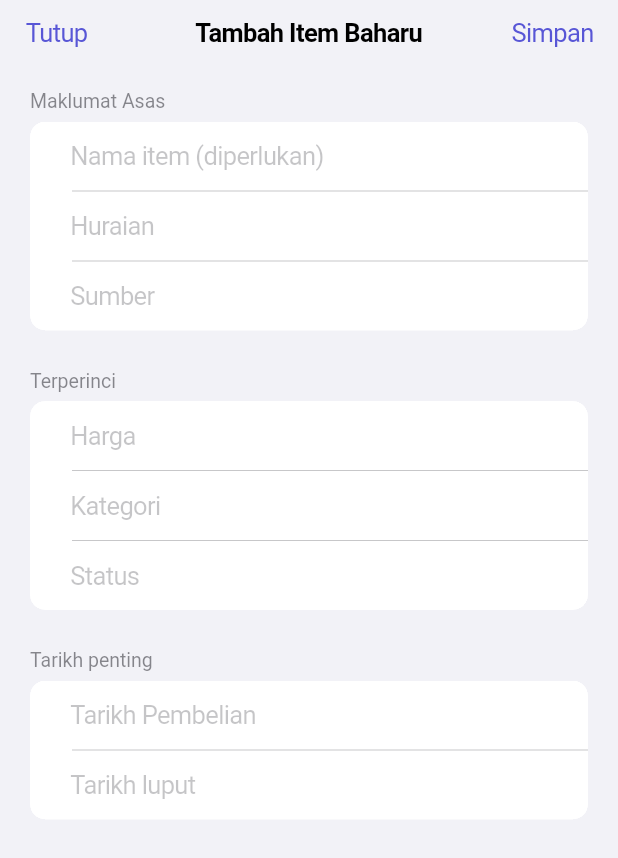
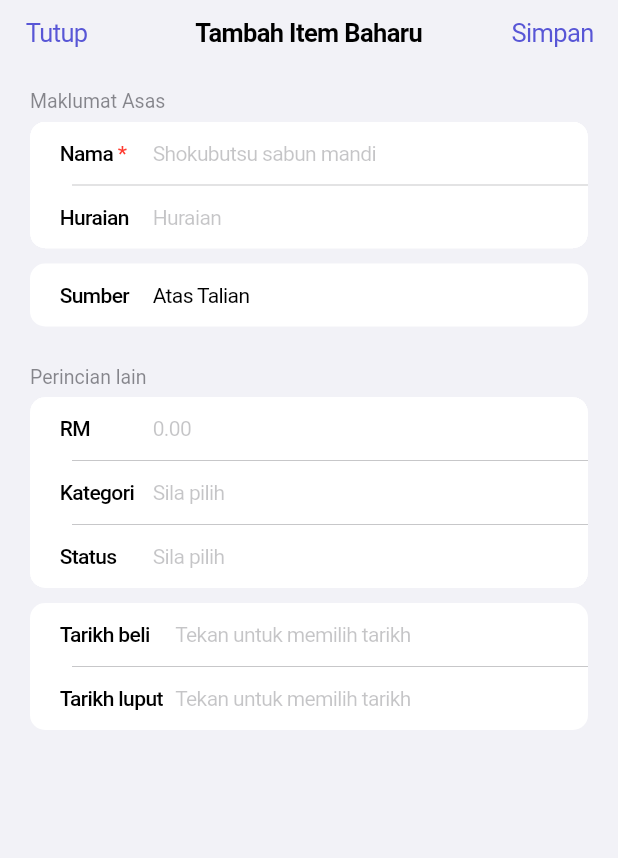
Before and after one commit to zaiehilmi/asset_tracker, a Flutter app: the AddItemScreen screen opened directly, on a phone screen of 412 x 824 dp. Shown: the top 858 px of the screen. Run offline on Flutter 3.47's test engine with Material 3 defaults, Android fonts, the phone set to English and light mode, and no system bars; our stand-ins replace flutter_hooks, freezed_annotation, hooks_riverpod, riverpod, riverpod_annotation, supabase_flutter and 1 more; missing offline and left inert: amicons, flutter_gradient_animation_text; accounts and stored records are empty; generated files the repository leaves out were written again.

Commit message:
feat(item_management): add PrefixInTextForm widget and enhance AddItemScreen
Introduce PrefixInTextForm widget to display text with optional prefix and required indicator. Enhance AddItemScreen by adding new fields for source, category, status, and date inputs, and improve form validation and styling. This improves the user experience and form usability.

```diff
--- a/lib/features/item_management/add_item_screen.dart
+++ b/lib/features/item_management/add_item_screen.dart
@@ -1,7 +1,18 @@
 import 'package:flutter/cupertino.dart';
 import 'package:flutter_hooks/flutter_hooks.dart';
+import 'package:ui/database/enums/enums.dart';
+import 'package:ui/theme/guttters.dart';
+import 'package:ui/utils/extension/buildcontext.dart';
 
 import 'package:ui/widgets/fullscreen_dialog_scaffold.dart';
+import 'package:ui/widgets/prefix_in_text_form.dart';
+
+final List<String> _sourceListString =
+    Source.values.map((value) => value.toDisplay()).toList();
+final List<String> _categoryListString =
+    Category.values.map((value) => value.toDisplay()).toList();
+final List<String> _statusListString =
+    Status.values.map((value) => value.toDisplay()).toList();
 
 class AddItemScreen extends HookWidget {
   const AddItemScreen({super.key});
@@ -9,6 +20,13 @@ class AddItemScreen extends HookWidget {
   @override
   Widget build(BuildContext context) {
     final formKey = useState(GlobalKey<FormState>());
+    final sourceController = useTextEditingController(
+      text: _sourceListString[0],
+    );
+    final categoryController = useTextEditingController();
+    final statusController = useTextEditingController();
+
+    final textStyle = context.textTheme.textStyle.copyWith(fontSize: 14);
 
     return FullScreenDialogScaffold(
       backgroundColor: CupertinoColors.systemGroupedBackground,
@@ -29,7 +47,9 @@ class AddItemScreen extends HookWidget {
               header: const Text('Maklumat Asas'),
               children: [
                 CupertinoTextFormFieldRow(
-                  placeholder: 'Nama item (diperlukan)',
+                  prefix: PrefixInTextForm(text: 'Nama', isRequired: true),
+                  placeholder: 'Shokubutsu sabun mandi',
+                  style: textStyle,
                   validator: (String? value) {
                     if (value == null || value.isEmpty) {
                       return 'Masukkan nama barang';
@@ -38,7 +58,9 @@ class AddItemScreen extends HookWidget {
                   },
                 ),
                 CupertinoTextFormFieldRow(
+                  prefix: PrefixInTextForm(text: 'Huraian'),
                   placeholder: 'Huraian',
+                  style: textStyle,
                   validator: (String? value) {
                     if (value == null || value.isEmpty) {
                       return 'Masukkan nama barang';
@@ -46,8 +68,22 @@ class AddItemScreen extends HookWidget {
                     return null;
                   },
                 ),
+              ],
+            ),
+            CupertinoFormSection.insetGrouped(
+              children: [
                 CupertinoTextFormFieldRow(
-                  placeholder: 'Sumber',
+                  controller: sourceController,
+                  prefix: PrefixInTextForm(text: 'Sumber'),
+                  style: textStyle,
+                  readOnly: true,
+                  onTap:
+                      () => _showPickerModal(
+                        context,
+                        items: _sourceListString,
+                        controller: sourceController,
+                        itemLabelBuilder: (String item) => item,
+                      ),
                   validator: (String? value) {
                     if (value == null || value.isEmpty) {
                       return 'Masukkan nama barang';
@@ -59,10 +95,12 @@ class AddItemScreen extends HookWidget {
             ),
             CupertinoFormSection.insetGrouped(
               clipBehavior: Clip.hardEdge,
-              header: const Text('Terperinci'),
+              header: const Text('Perincian lain'),
               children: [
                 CupertinoTextFormFieldRow(
-                  placeholder: 'Harga',
+                  prefix: PrefixInTextForm(text: 'RM'),
+                  placeholder: '0.00',
+                  style: textStyle,
                   keyboardType: TextInputType.number,
                   validator: (String? value) {
                     if (value == null || value.isEmpty) {
@@ -72,7 +110,18 @@ class AddItemScreen extends HookWidget {
                   },
                 ),
                 CupertinoTextFormFieldRow(
-                  placeholder: 'Kategori',
+                  controller: categoryController,
+                  prefix: PrefixInTextForm(text: 'Kategori'),
+                  placeholder: 'Sila pilih',
+                  style: textStyle,
+                  readOnly: true,
+                  onTap:
+                      () => _showPickerModal(
+                        context,
+                        items: _categoryListString,
+                        controller: categoryController,
+                        itemLabelBuilder: (String item) => item,
+                      ),
                   validator: (String? value) {
                     if (value == null || value.isEmpty) {
                       return 'Masukkan nama barang';
@@ -81,10 +130,21 @@ class AddItemScreen extends HookWidget {
                   },
                 ),
                 CupertinoTextFormFieldRow(
-                  placeholder: 'Status',
+                  controller: statusController,
+                  prefix: PrefixInTextForm(text: 'Status'),
+                  placeholder: 'Sila pilih',
+                  style: textStyle,
+                  readOnly: true,
+                  onTap:
+                      () => _showPickerModal(
+                        context,
+                        items: _statusListString,
+                        controller: statusController,
+                        itemLabelBuilder: (String item) => item,
+                      ),
                   validator: (String? value) {
                     if (value == null || value.isEmpty) {
-                      return 'Masukkan nama barang';
+                      return 'Sila pilih status';
                     }
                     return null;
                   },
@@ -92,11 +152,11 @@ class AddItemScreen extends HookWidget {
               ],
             ),
             CupertinoFormSection.insetGrouped(
-              clipBehavior: Clip.hardEdge,
-              header: const Text('Tarikh penting'),
               children: [
                 CupertinoTextFormFieldRow(
-                  placeholder: 'Tarikh Pembelian',
+                  prefix: PrefixInTextForm(text: 'Tarikh beli', width: 70),
+                  placeholder: 'Tekan untuk memilih tarikh',
+                  style: textStyle,
                   keyboardType: TextInputType.number,
                   validator: (String? value) {
                     if (value == null || value.isEmpty) {
@@ -106,7 +166,9 @@ class AddItemScreen extends HookWidget {
                   },
                 ),
                 CupertinoTextFormFieldRow(
-                  placeholder: 'Tarikh luput',
+                  prefix: PrefixInTextForm(text: 'Tarikh luput', width: 70),
+                  placeholder: 'Tekan untuk memilih tarikh',
+                  style: textStyle,
                   validator: (String? value) {
                     if (value == null || value.isEmpty) {
                       return 'Masukkan nama barang';
@@ -122,3 +184,51 @@ class AddItemScreen extends HookWidget {
     );
   }
 }
+
+// Letakkan di luar class AddItemScreen
+void _showPickerModal<T>(
+  BuildContext context, {
+  required List<T> items,
+  required TextEditingController controller,
+  required String Function(T) itemLabelBuilder,
+}) {
+  showCupertinoModalPopup<void>(
+    context: context,
+    builder:
+        (BuildContext context) => Container(
+          height: 220,
+          padding: const EdgeInsets.only(top: Gutters.sm),
+          margin: EdgeInsets.only(
+            bottom: MediaQuery.of(context).viewInsets.bottom,
+          ),
+          color: CupertinoColors.systemBackground.resolveFrom(context),
+          child: CupertinoPicker(
+            magnification: 1.22,
+            squeeze: 1.2,
+            useMagnifier: true,
+            itemExtent: 32,
+            scrollController: FixedExtentScrollController(
+              initialItem: items.indexWhere(
+                (item) => itemLabelBuilder(item) == controller.text,
+              ),
+            ),
+            onSelectedItemChanged: (int selectedIndex) {
+              controller.text = itemLabelBuilder(items[selectedIndex]);
+            },
+            children:
+                items
+                    .map(
+                      (item) => Center(
+                        child: Text(
+                          itemLabelBuilder(item),
+                          style: context.textTheme.pickerTextStyle.copyWith(
+                            fontSize: 16,
+                          ),
+                        ),
+                      ),
+                    )
+                    .toList(),
+          ),
+        ),
+  );
+}
--- /dev/null
+++ b/lib/widgets/prefix_in_text_form.dart
@@ -0,0 +1,45 @@
+import 'package:flutter/cupertino.dart';
+import 'package:flutter_hooks/flutter_hooks.dart';
+import 'package:ui/utils/extension/buildcontext.dart';
+
+class PrefixInTextForm extends HookWidget {
+  const PrefixInTextForm({
+    required this.text,
+    super.key,
+    this.fontSize = 14,
+    this.isRequired = false,
+    this.width = 55,
+  });
+
+  final double fontSize;
+  final bool isRequired;
+  final String text;
+  final double width;
+
+  @override
+  Widget build(BuildContext context) {
+    return SizedBox(
+      width: width,
+      child: RichText(
+        text: TextSpan(
+          text: text,
+          style: DefaultTextStyle.of(
+            context,
+          ).style.copyWith(fontSize: fontSize, fontWeight: FontWeight.w500),
+          children: [
+            if (isRequired)
+              TextSpan(
+                text: ' *',
+                style: TextStyle(
+                  color: CupertinoColors.systemRed,
+                  fontSize: fontSize,
+                ),
+              )
+            else
+              const TextSpan(),
+          ],
+        ),
+      ),
+    );
+  }
+}
```
